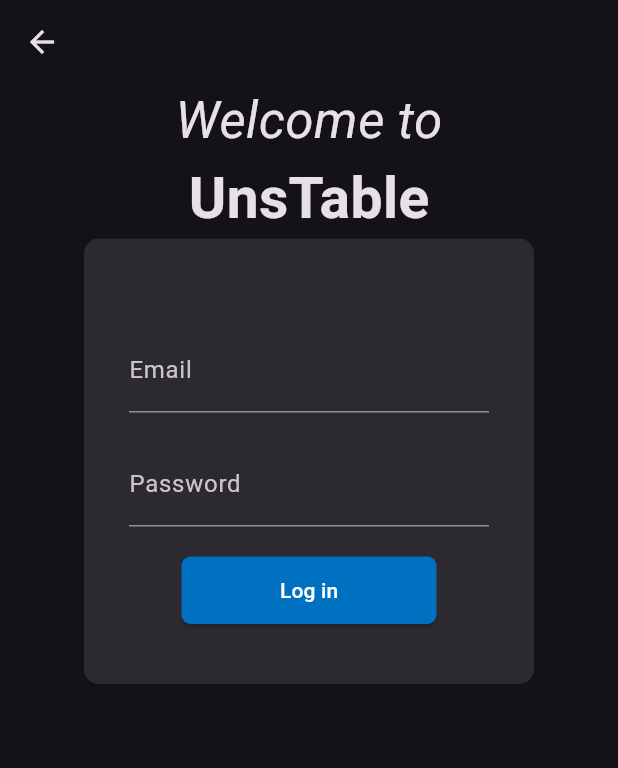
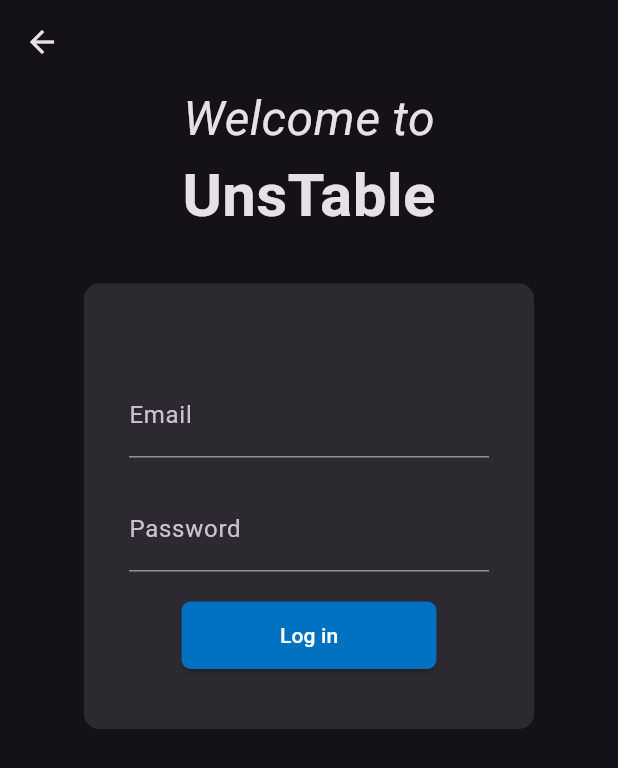
Before and after one commit to Intellivisionn/UnsTable, a Flutter app: the screen it shows after launch, after a tap on "Log in", on a phone screen of 412 x 824 dp. Shown: the top 768 px of the screen. Run offline on Flutter 3.47's test engine with Material 3 defaults, Android fonts, the phone set to English and light mode, and no system bars.

Commit message:
added styling and cleaned code

```diff
--- a/unstable/lib/pages/login_signup_screen.dart
+++ b/unstable/lib/pages/login_signup_screen.dart
@@ -1,6 +1,6 @@
-import 'package:flutter/gestures.dart';
 import 'package:flutter/material.dart';
 import 'package:unstable/constants/colors.dart';
+import 'package:unstable/widgets/title_widget.dart';
 
 class LoginSignupScreen extends StatelessWidget{
   const LoginSignupScreen({super.key, required this.isLogin});
@@ -27,19 +27,9 @@
       child: Column(
         children: [
 
-          const Text('Welcome to',
-              style: TextStyle(
-                fontSize: 34,
-                 fontStyle: FontStyle.italic,
-                ),
-            ),
+          const TitleWidget(),
 
-            const Text('UnsTable',
-              style: TextStyle(
-                fontSize: 38,
-                fontWeight: FontWeight.bold,
-              ),
-            ),
+            const SizedBox(height: 30),
 
           Container(
           width: 300,
--- a/unstable/lib/pages/welcome_screen.dart
+++ b/unstable/lib/pages/welcome_screen.dart
@@ -2,6 +2,7 @@
 
 import 'package:unstable/constants/colors.dart';
 import 'package:unstable/pages/login_signup_screen.dart';
+import 'package:unstable/widgets/title_widget.dart';
 
 class WelcomeScreen extends StatelessWidget {
   const WelcomeScreen({super.key});
@@ -14,19 +15,7 @@
           mainAxisAlignment: MainAxisAlignment.center,
           children: [
 
-            const Text('Welcome to',
-              style: TextStyle(
-                fontSize: 34,
-                 fontStyle: FontStyle.italic,
-                ),
-            ),
-
-            const Text('UnsTable',
-              style: TextStyle(
-                fontSize: 38,
-                fontWeight: FontWeight.bold,
-              ),
-            ),
+            const TitleWidget(),
 
             const SizedBox(height: 50),
 
--- /dev/null
+++ b/unstable/lib/widgets/title_widget.dart
@@ -0,0 +1,28 @@
+import 'package:flutter/material.dart';
+
+class TitleWidget extends StatelessWidget {
+  const TitleWidget({super.key});
+
+  @override
+  Widget build(BuildContext context) {
+    return const Column(
+      mainAxisAlignment: MainAxisAlignment.center,
+      children: [
+        Text(
+          'Welcome to',
+          style: TextStyle(
+            fontSize: 32,
+            fontStyle: FontStyle.italic,
+          ),
+        ),
+        Text(
+          'UnsTable',
+          style: TextStyle(
+            fontSize: 40,
+            fontWeight: FontWeight.bold,
+          ),
+        ),
+      ],
+    );
+  }
+}
```
